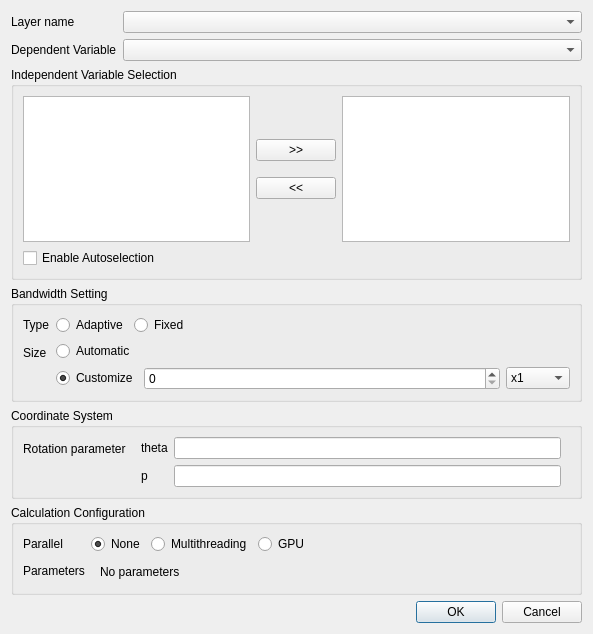
First picture: the form in gwmgwroptionsdialog.ui, repository GWmodel-Lab/GWmodelS, before the edit.
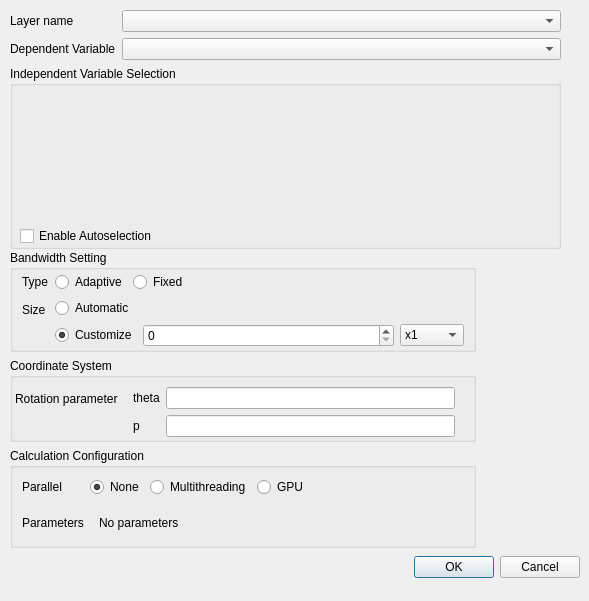
Second picture: the form after the edit. Custom widgets are drawn as their Qt base class.

Patch:
```diff
--- a/gwmgwroptionsdialog.ui
+++ b/gwmgwroptionsdialog.ui
@@ -6,19 +6,74 @@
    <rect>
     <x>0</x>
     <y>0</y>
-    <width>593</width>
-    <height>634</height>
+    <width>589</width>
+    <height>601</height>
    </rect>
   </property>
   <property name="windowTitle">
    <string>GWR Configure</string>
   </property>
-  <layout class="QVBoxLayout" name="verticalLayout" stretch="0,1,1,1,1,1">
+  <widget class="QGroupBox" name="groupBox">
+   <property name="geometry">
+    <rect>
+     <x>10</x>
+     <y>66</y>
+     <width>551</width>
+     <height>183</height>
+    </rect>
+   </property>
+   <property name="title">
+    <string>Independent Variable Selection</string>
+   </property>
+   <widget class="QWidget" name="">
+    <property name="geometry">
+     <rect>
+      <x>10</x>
+      <y>29</y>
+      <width>541</width>
+      <height>151</height>
+     </rect>
+    </property>
+    <layout class="QVBoxLayout" name="verticalLayout_2">
    <item>
+      <widget class="GwmIndepVarSelectorWidget" name="mIndepVarSelector" native="true"/>
+     </item>
+     <item>
+      <widget class="QCheckBox" name="mVariableAutoSelectionCheck">
+       <property name="text">
+        <string>Enable Autoselection</string>
+       </property>
+      </widget>
+     </item>
+    </layout>
+   </widget>
+  </widget>
+  <widget class="QDialogButtonBox" name="buttonBox">
+   <property name="geometry">
+    <rect>
+     <x>350</x>
+     <y>550</y>
+     <width>230</width>
+     <height>34</height>
+    </rect>
+   </property>
+   <property name="orientation">
+    <enum>Qt::Horizontal</enum>
+   </property>
+   <property name="standardButtons">
+    <set>QDialogButtonBox::Cancel|QDialogButtonBox::Ok</set>
+   </property>
+  </widget>
+  <widget class="QWidget" name="">
+   <property name="geometry">
+    <rect>
+     <x>10</x>
+     <y>10</y>
+     <width>551</width>
+     <height>61</height>
+    </rect>
+   </property>
     <layout class="QFormLayout" name="formLayout_6">
-     <property name="sizeConstraint">
-      <enum>QLayout::SetDefaultConstraint</enum>
-     </property>
      <item row="0" column="0">
       <widget class="QLabel" name="label">
        <property name="sizePolicy">
@@ -46,92 +101,29 @@
       <widget class="QComboBox" name="mDepVarComboBox"/>
      </item>
     </layout>
-   </item>
-   <item>
-    <widget class="QGroupBox" name="groupBox">
-     <property name="title">
-      <string>Independent Variable Selection</string>
-     </property>
-     <layout class="QVBoxLayout" name="verticalLayout_3">
-      <item>
-       <layout class="QHBoxLayout" name="horizontalLayout_2">
-        <item>
-         <widget class="QListView" name="mIndepVarView"/>
-        </item>
-        <item>
-         <layout class="QVBoxLayout" name="verticalLayout_2">
-          <property name="spacing">
-           <number>16</number>
-          </property>
-          <item>
-           <spacer name="verticalSpacer">
-            <property name="orientation">
-             <enum>Qt::Vertical</enum>
-            </property>
-            <property name="sizeHint" stdset="0">
-             <size>
-              <width>20</width>
-              <height>40</height>
-             </size>
-            </property>
-           </spacer>
-          </item>
-          <item>
-           <widget class="QPushButton" name="mAddIndepVarBtn">
-            <property name="text">
-             <string>&gt;&gt;</string>
-            </property>
-           </widget>
-          </item>
-          <item>
-           <widget class="QPushButton" name="mDelIndepVarBtn">
-            <property name="text">
-             <string>&lt;&lt;</string>
-            </property>
-           </widget>
-          </item>
-          <item>
-           <spacer name="verticalSpacer_2">
-            <property name="orientation">
-             <enum>Qt::Vertical</enum>
-            </property>
-            <property name="sizeHint" stdset="0">
-             <size>
-              <width>20</width>
-              <height>40</height>
-             </size>
-            </property>
-           </spacer>
-          </item>
-         </layout>
-        </item>
-        <item>
-         <widget class="QListView" name="mSelectedIndepVarView"/>
-        </item>
-       </layout>
-      </item>
-      <item>
-       <widget class="QCheckBox" name="mVariableAutoSelectionCheck">
-        <property name="text">
-         <string>Enable Autoselection</string>
-        </property>
-       </widget>
-      </item>
-     </layout>
-    </widget>
-   </item>
+  </widget>
+  <widget class="QWidget" name="">
+   <property name="geometry">
+    <rect>
+     <x>10</x>
+     <y>250</y>
+     <width>466</width>
+     <height>298</height>
+    </rect>
+   </property>
+   <layout class="QVBoxLayout" name="verticalLayout">
    <item>
     <widget class="QGroupBox" name="groupBox_2">
-     <property name="sizePolicy">
-      <sizepolicy hsizetype="Preferred" vsizetype="Fixed">
-       <horstretch>0</horstretch>
-       <verstretch>0</verstretch>
-      </sizepolicy>
-     </property>
      <property name="title">
       <string>Bandwidth Setting</string>
      </property>
      <layout class="QFormLayout" name="formLayout">
+       <property name="topMargin">
+        <number>2</number>
+       </property>
+       <property name="bottomMargin">
+        <number>2</number>
+       </property>
       <item row="0" column="0">
        <widget class="QLabel" name="label_2">
         <property name="text">
@@ -342,16 +334,16 @@
    </item>
    <item>
     <widget class="QGroupBox" name="groupBox_3">
-     <property name="sizePolicy">
-      <sizepolicy hsizetype="Preferred" vsizetype="Fixed">
-       <horstretch>0</horstretch>
-       <verstretch>0</verstretch>
-      </sizepolicy>
-     </property>
      <property name="title">
       <string>Coordinate System</string>
      </property>
      <layout class="QFormLayout" name="formLayout_5">
+       <property name="leftMargin">
+        <number>2</number>
+       </property>
+       <property name="bottomMargin">
+        <number>2</number>
+       </property>
       <item row="0" column="0">
        <widget class="QLabel" name="label_4">
         <property name="sizePolicy">
@@ -406,16 +398,13 @@
    </item>
    <item>
     <widget class="QGroupBox" name="groupBox_4">
-     <property name="sizePolicy">
-      <sizepolicy hsizetype="Preferred" vsizetype="Fixed">
-       <horstretch>0</horstretch>
-       <verstretch>0</verstretch>
-      </sizepolicy>
-     </property>
      <property name="title">
       <string>Calculation Configuration</string>
      </property>
      <layout class="QGridLayout" name="gridLayout">
+       <property name="bottomMargin">
+        <number>2</number>
+       </property>
       <item row="0" column="0">
        <widget class="QLabel" name="label_7">
         <property name="text">
@@ -579,18 +568,17 @@
      </layout>
     </widget>
    </item>
-   <item>
-    <widget class="QDialogButtonBox" name="buttonBox">
-     <property name="orientation">
-      <enum>Qt::Horizontal</enum>
-     </property>
-     <property name="standardButtons">
-      <set>QDialogButtonBox::Cancel|QDialogButtonBox::Ok</set>
-     </property>
-    </widget>
-   </item>
-  </layout>
- </widget>
+   </layout>
+  </widget>
+ </widget>
+ <customwidgets>
+  <customwidget>
+   <class>GwmIndepVarSelectorWidget</class>
+   <extends>QWidget</extends>
+   <header>gwmindepvarselectorwidget.h</header>
+   <container>1</container>
+  </customwidget>
+ </customwidgets>
  <resources/>
  <connections>
   <connection>
```
Lines whose indentation alone changed are shown as unchanged.
